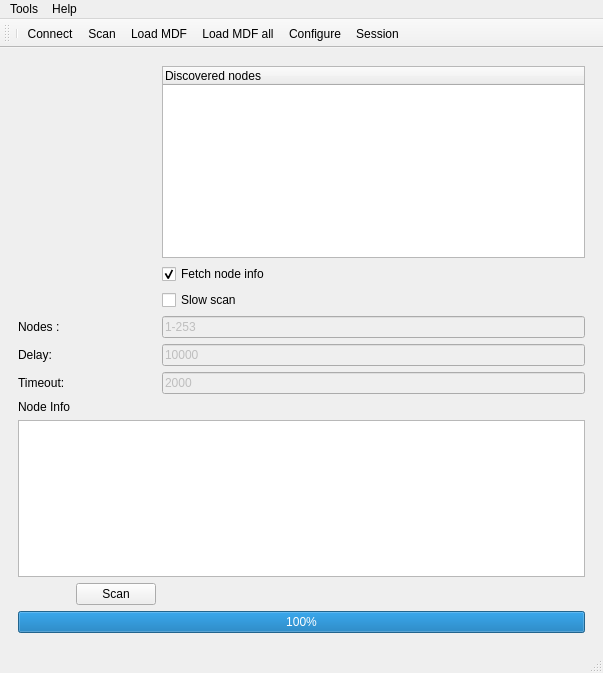
The window that src/cfrmnodescan.ui (grodansparadis/vscp-works-qt) describes before a commit, drawn with Qt 5.
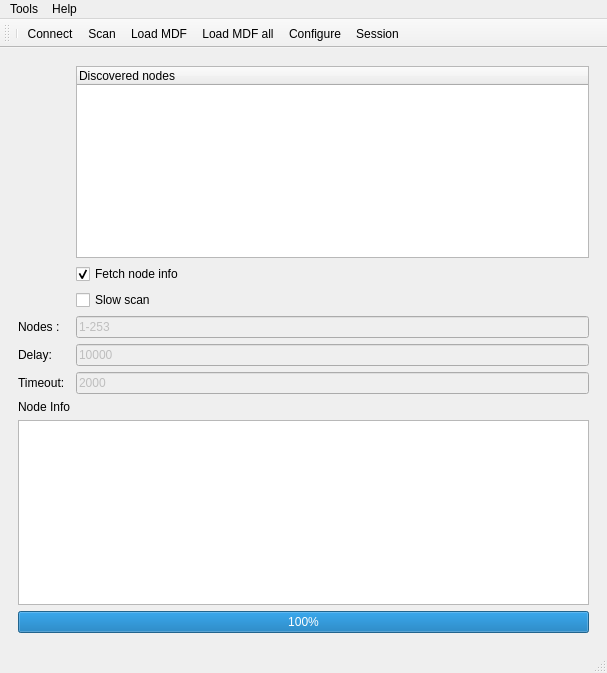
The same window after the commit. Icons and pictures are not drawn.

Commit message: Changed timeout to correct value for tcp/ip scan

Patch:
```diff
--- a/src/cfrmnodescan.ui
+++ b/src/cfrmnodescan.ui
@@ -7,7 +7,7 @@
    <rect>
     <x>0</x>
     <y>0</y>
-    <width>603</width>
+    <width>607</width>
     <height>673</height>
    </rect>
   </property>
@@ -37,7 +37,7 @@
        </sizepolicy>
       </property>
       <layout class="QGridLayout" name="gridLayout">
-       <item row="9" column="0" colspan="3">
+       <item row="9" column="0" colspan="2">
         <widget class="QTextBrowser" name="infoArea">
          <property name="sizePolicy">
           <sizepolicy hsizetype="Expanding" vsizetype="Expanding">
@@ -53,7 +53,7 @@
          </property>
         </widget>
        </item>
-       <item row="5" column="2">
+       <item row="5" column="1">
         <widget class="QLineEdit" name="editDelay">
          <property name="enabled">
           <bool>false</bool>
@@ -73,7 +73,7 @@
          </property>
         </widget>
        </item>
-       <item row="0" column="2">
+       <item row="0" column="1">
         <widget class="QTreeWidget" name="treeFound">
          <property name="sizePolicy">
           <sizepolicy hsizetype="Expanding" vsizetype="Fixed">
@@ -94,7 +94,7 @@
          </column>
         </widget>
        </item>
-       <item row="4" column="2">
+       <item row="4" column="1">
         <widget class="QLineEdit" name="editSearchNodes">
          <property name="enabled">
           <bool>false</bool>
@@ -114,7 +114,7 @@
          </property>
         </widget>
        </item>
-       <item row="6" column="2">
+       <item row="6" column="1">
         <widget class="QLineEdit" name="editTimeout">
          <property name="enabled">
           <bool>false</bool>
@@ -127,34 +127,13 @@
          </property>
         </widget>
        </item>
-       <item row="13" column="0" colspan="3">
+       <item row="12" column="0" colspan="2">
         <widget class="QProgressBar" name="progressBarScan">
          <property name="value">
           <number>100</number>
          </property>
         </widget>
        </item>
-       <item row="10" column="1">
-        <widget class="QPushButton" name="btnScan">
-         <property name="sizePolicy">
-          <sizepolicy hsizetype="Fixed" vsizetype="Fixed">
-           <horstretch>0</horstretch>
-           <verstretch>0</verstretch>
-          </sizepolicy>
-         </property>
-         <property name="toolTip">
-          <string>Start node scan</string>
-         </property>
-         <property name="text">
-          <string>Scan</string>
-         </property>
-         <property name="icon">
-          <iconset>
-           <normalon>:/images/svg/search.svg</normalon>
-          </iconset>
-         </property>
-        </widget>
-       </item>
        <item row="6" column="0">
         <widget class="QLabel" name="label_2">
          <property name="text">
@@ -162,7 +141,7 @@
          </property>
         </widget>
        </item>
-       <item row="3" column="2">
+       <item row="3" column="1">
         <widget class="QCheckBox" name="chkSlowScan">
          <property name="text">
           <string>Slow scan</string>
@@ -176,7 +155,7 @@
          </property>
         </widget>
        </item>
-       <item row="2" column="2">
+       <item row="2" column="1">
         <widget class="QCheckBox" name="chkFetchInfo">
          <property name="text">
           <string>Fetch node info</string>
@@ -206,7 +185,7 @@
     <rect>
      <x>0</x>
      <y>0</y>
-     <width>603</width>
+     <width>607</width>
      <height>22</height>
     </rect>
    </property>
@@ -276,6 +255,9 @@
    </property>
   </action>
   <action name="actionConnect">
+   <property name="enabled">
+    <bool>true</bool>
+   </property>
    <property name="icon">
     <iconset resource="vscpworks.qrc">
      <normaloff>:/images/svg/plug-disconnected-black.svg</normaloff>
```
Left out of the diff: 2 changed lines with no effect on the pictures. The commit also changes 4 other files.
